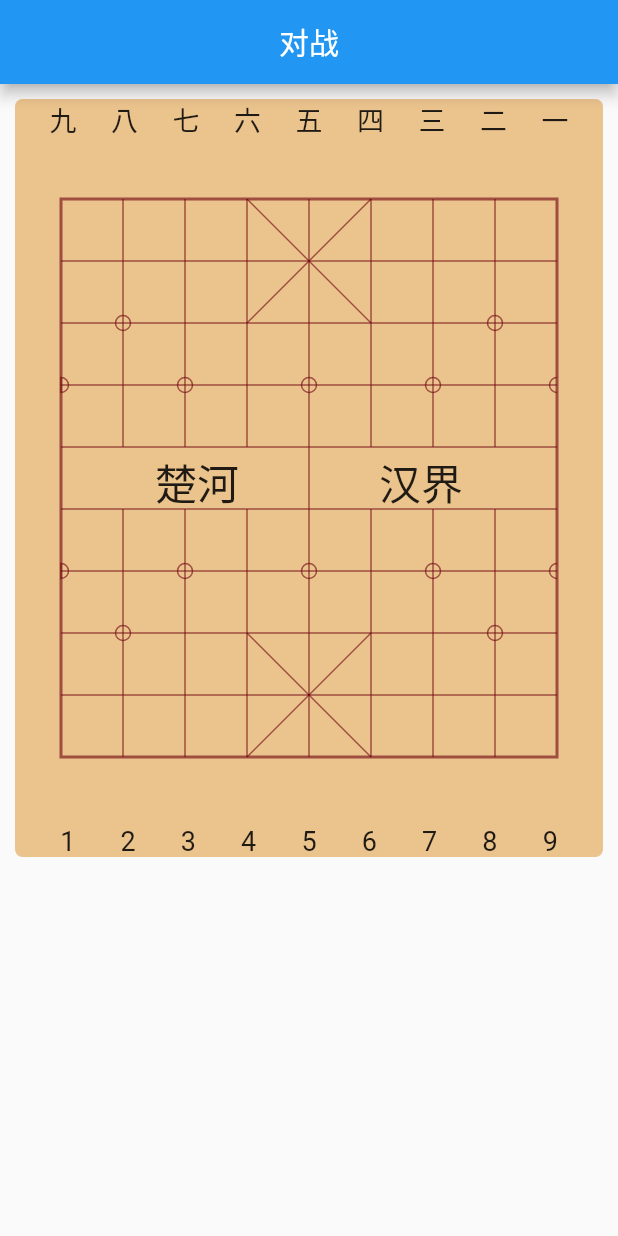
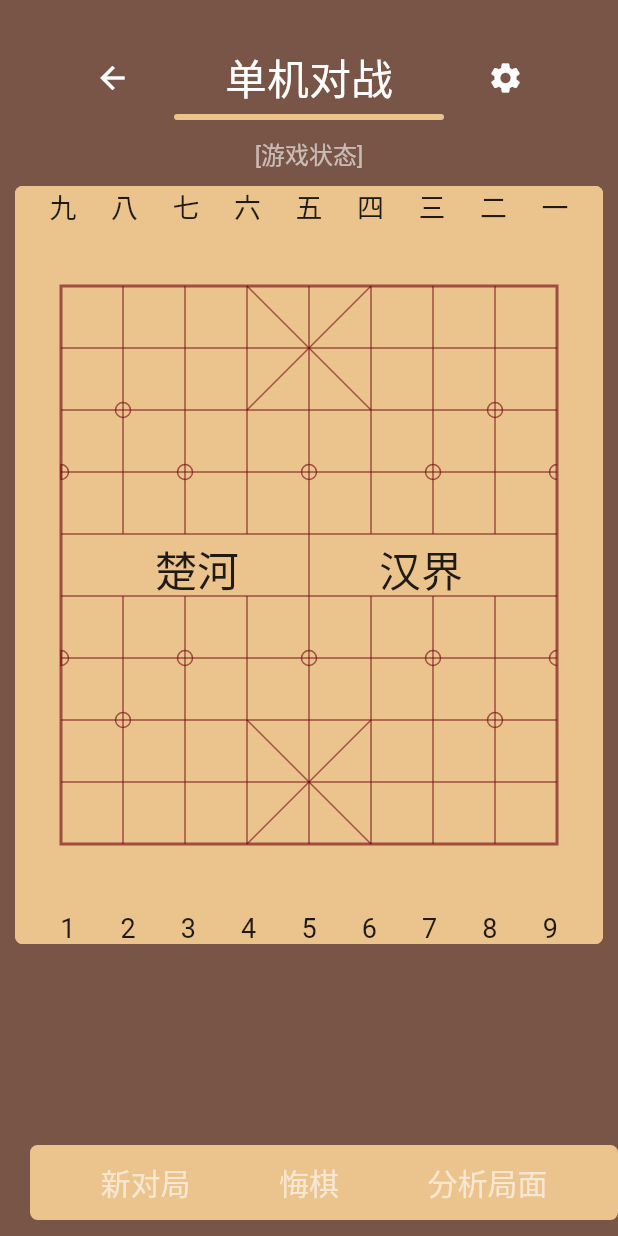
Before and after one commit to djxf/china_chess, a Flutter app: the BattlePage screen opened directly, on a phone screen of 412 x 824 dp. Run offline on Flutter 3.47's test engine with Material 2 defaults, Android fonts, the light colour scheme and no system bars; missing offline and left inert: dart:html; Roboto replaces fonts that are missing (KaiTi); statements that could not run were skipped.

Commit message:
修改对局样式

```diff
--- a/lib/BattlePage.dart
+++ b/lib/BattlePage.dart
@@ -3,6 +3,7 @@ import 'package:china_chess/Board/BoardWidget.dart';
 import 'package:china_chess/Constants.dart';
 import 'package:china_chess/chess/battle.dart';
 import 'package:china_chess/chess/cc_base.dart';
+import 'package:china_chess/chess/chess_road.dart';
 import 'package:flutter/cupertino.dart';
 import 'package:flutter/material.dart';
 
@@ -36,6 +37,7 @@ class _BattlePageState extends State<BattlePage> {
 
     //1 是否轮到当前棋子方行棋。
     if (Battle.shared.focusIndex == -1 && Side.of(tapPiece) != cruSide) {
+
       return;
     }
 
@@ -82,18 +84,108 @@ class _BattlePageState extends State<BattlePage> {
   @override
   Widget build(BuildContext context) {
 
+    final header = createPageHeader();
+    final board = createBoard();
+    final operatorBar = createOperatorBar();
+
+    return Scaffold(
+      backgroundColor: Constants.DarkBackground,
+      body: Column(
+        children: [
+          header, board, operatorBar
+        ],
+      ),
+    );
+
+  }
+
+
+  Widget createPageHeader() {
+
+    final textStyle = TextStyle(
+      fontSize: 28,
+      color: Constants.DarkTextPrimary,
+    );
+
+    final subTitleStyle = TextStyle(
+      fontSize: 16,
+      color: Constants.DarkTextSecondary
+    );
+
+    return Container(
+      margin: EdgeInsets.only(top: ChessRoadApp.StatusBarHeight),
+      child: Column(
+        children: [
+          Flex(
+            direction: Axis.horizontal,
+            mainAxisAlignment: MainAxisAlignment.spaceEvenly,
+            children: [
+              IconButton(icon: Icon(Icons.arrow_back), onPressed: () {
+                Navigator.pop(context);
+              }, color: Constants.DarkTextPrimary,),
+              Text("单机对战", style: textStyle),
+              IconButton(
+                icon: Icon(Icons.settings, color: Constants.DarkTextPrimary,),
+                onPressed: () {},
+              )
+            ],
+          ),
+          Container(
+            height: 4,
+            width: 180,
+            margin: EdgeInsets.only(bottom: 10),
+            decoration: BoxDecoration(
+              color: Constants.BoardBackground,
+              borderRadius: BorderRadius.circular(2)
+            ),
+          ),
+          Container(
+            padding: EdgeInsets.symmetric(horizontal: 16),
+            child: Text("[游戏状态]", maxLines: 1, style: subTitleStyle,),
+          )
+        ],
+      ),
+    );
+  }
+
+  Widget createBoard() {
     //window
     final Size windowSize = MediaQuery.of(context).size;
     final boardWidth = windowSize.width - Constants.PaddingOfBorad * 2;
-    return Scaffold(
-      appBar: AppBar(title: Text("对战"), centerTitle: true,),
-      body: Container(
+    return Container(
         margin: const EdgeInsets.symmetric(
-          horizontal: Constants.BoardMarginH,
-          vertical: Constants.BoardMarginV
+            horizontal: Constants.BoardMarginH,
+            vertical: Constants.BoardMarginV
+        ),
+        decoration: BoxDecoration(
+          borderRadius: BorderRadius.circular(5),
+          color: Constants.BoardBackground
         ),
         child: BoardWidget(width: boardWidth, onBoardTap: onBoardTap,),
+      );
+  }
+
+  //操作菜单栏
+  Widget createOperatorBar() {
+
+    final buttonStyle = TextStyle(color: Constants.DarkTextSecondary, fontSize: 20);
+
+    return Container(
+      decoration: BoxDecoration(
+        borderRadius: BorderRadius.circular(5),
+        color: Constants.BoardBackground,
       ),
+      margin: EdgeInsets.symmetric(horizontal: Constants.BoardMarginH),
+      padding: EdgeInsets.symmetric(vertical: 1),
+      child: Flex(
+          direction: Axis.horizontal,
+          mainAxisAlignment: MainAxisAlignment.spaceEvenly,
+          children: [
+            TextButton(onPressed: () {}, child: Text("新对局", style: buttonStyle,)),
+            TextButton(onPressed: () {}, child: Text("悔棋", style: buttonStyle,)),
+            TextButton(onPressed: () {}, child: Text("分析局面", style: buttonStyle,)),
+          ],
+        ),
     );
   }
 }
--- a/lib/Board/BoardWidget.dart
+++ b/lib/Board/BoardWidget.dart
@@ -1,12 +1,10 @@
 
-import 'dart:ffi';
 
 import 'package:china_chess/Board/borad_paint.dart';
 import 'package:china_chess/Board/piece_painter.dart';
 import 'package:china_chess/Board/words_on_board.dart';
 import 'package:china_chess/Constants.dart';
 import 'package:china_chess/chess/battle.dart';
-import 'package:china_chess/chess/phase.dart';
 import 'package:flutter/cupertino.dart';
 
 class BoardWidget extends StatelessWidget {
--- a/lib/chess/battle.dart
+++ b/lib/chess/battle.dart
@@ -38,9 +38,8 @@ class Battle {
 
       if (!_phase.move(from, to)) return false;
 
-      _blurIndex = -1; // 来自
+      _blurIndex = from; // 来自
       _focusIndex = -1;  // 到哪里去
-
       return true;
     }
 
```
Also changed, not shown: lib/Board/piece_painter.dart (+42 -65 lines), lib/chess/chess_road.dart (added, +18 -0 lines), lib/main.dart (+11 -1 lines), lib/routes/main_menu.dart (added, +70 -0 lines), 5 other files.
